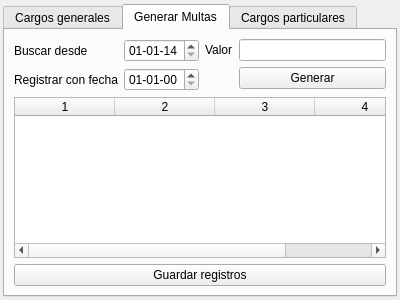
Before: the Qt Designer form billingwindow.ui in GonzaloHernandez/jpbilling, drawn with Qt 5.
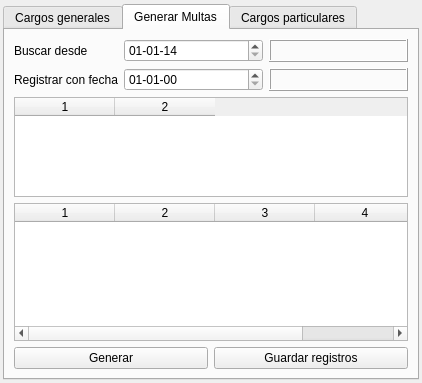
After: the same form once the commit is applied. The open tabs and pages were chosen to show the change.

Patch:
```diff
--- a/billingwindow.ui
+++ b/billingwindow.ui
@@ -6,8 +6,8 @@
    <rect>
     <x>0</x>
     <y>0</y>
-    <width>400</width>
-    <height>300</height>
+    <width>422</width>
+    <height>383</height>
    </rect>
   </property>
   <property name="windowTitle">
@@ -144,34 +144,27 @@
       </attribute>
       <layout class="QVBoxLayout" name="verticalLayout_4">
        <item>
-        <layout class="QHBoxLayout" name="horizontalLayout">
-         <item>
-          <layout class="QFormLayout" name="formLayout_3">
-           <property name="fieldGrowthPolicy">
-            <enum>QFormLayout::AllNonFixedFieldsGrow</enum>
+        <layout class="QFormLayout" name="formLayout_3">
+         <property name="fieldGrowthPolicy">
+          <enum>QFormLayout::AllNonFixedFieldsGrow</enum>
+         </property>
+         <item row="0" column="0">
+          <widget class="QLabel" name="label_since0">
+           <property name="text">
+            <string>Buscar desde</string>
            </property>
-           <item row="0" column="0">
-            <widget class="QLabel" name="label_since">
-             <property name="text">
-              <string>Buscar desde</string>
-             </property>
-            </widget>
-           </item>
-           <item row="1" column="0">
-            <widget class="QLabel" name="label_at">
-             <property name="text">
-              <string>Registrar con fecha</string>
-             </property>
-            </widget>
-           </item>
-           <item row="1" column="1">
-            <widget class="QDateEdit" name="dateedit_at">
-             <property name="displayFormat">
-              <string>dd-MM-yy</string>
-             </property>
-            </widget>
-           </item>
-           <item row="0" column="1">
+          </widget>
+         </item>
+         <item row="1" column="0">
+          <widget class="QLabel" name="label_at0">
+           <property name="text">
+            <string>Registrar con fecha</string>
+           </property>
+          </widget>
+         </item>
+         <item row="0" column="1">
+          <layout class="QHBoxLayout" name="horizontalLayout">
+           <item>
             <widget class="QDateEdit" name="dateedit_since">
              <property name="dateTime">
               <datetime>
@@ -188,24 +181,40 @@
              </property>
             </widget>
            </item>
+           <item>
+            <widget class="QLabel" name="label_since">
+             <property name="frameShape">
+              <enum>QFrame::Box</enum>
+             </property>
+             <property name="frameShadow">
+              <enum>QFrame::Raised</enum>
+             </property>
+             <property name="text">
+              <string/>
+             </property>
+            </widget>
+           </item>
           </layout>
          </item>
-         <item>
-          <layout class="QFormLayout" name="formLayout_4">
-           <item row="0" column="0">
-            <widget class="QLabel" name="label_penalty">
-             <property name="text">
-              <string>Valor</string>
+         <item row="1" column="1">
+          <layout class="QHBoxLayout" name="horizontalLayout_6">
+           <item>
+            <widget class="QDateEdit" name="dateedit_at">
+             <property name="displayFormat">
+              <string>dd-MM-yy</string>
              </property>
             </widget>
            </item>
-           <item row="0" column="1">
-            <widget class="QLineEdit" name="lineedit_penalty"/>
-           </item>
-           <item row="1" column="1">
-            <widget class="QPushButton" name="button_generate">
+           <item>
+            <widget class="QLabel" name="label_at">
+             <property name="frameShape">
+              <enum>QFrame::Box</enum>
+             </property>
+             <property name="frameShadow">
+              <enum>QFrame::Raised</enum>
+             </property>
              <property name="text">
-              <string>Generar</string>
+              <string/>
              </property>
             </widget>
            </item>
@@ -213,6 +222,30 @@
          </item>
         </layout>
        </item>
+       <item>
+        <widget class="QTableWidget" name="table_parms">
+         <property name="sizePolicy">
+          <sizepolicy hsizetype="Expanding" vsizetype="Fixed">
+           <horstretch>0</horstretch>
+           <verstretch>0</verstretch>
+          </sizepolicy>
+         </property>
+         <property name="maximumSize">
+          <size>
+           <width>16777215</width>
+           <height>100</height>
+          </size>
+         </property>
+         <property name="columnCount">
+          <number>2</number>
+         </property>
+         <attribute name="verticalHeaderVisible">
+          <bool>false</bool>
+         </attribute>
+         <column/>
+         <column/>
+        </widget>
+       </item>
        <item>
         <widget class="QTableWidget" name="table_penalties">
          <property name="columnCount">
@@ -225,11 +258,22 @@
         </widget>
        </item>
        <item>
-        <widget class="QPushButton" name="button_savepenalties">
-         <property name="text">
-          <string>Guardar registros</string>
-         </property>
-        </widget>
+        <layout class="QHBoxLayout" name="horizontalLayout_5">
+         <item>
+          <widget class="QPushButton" name="button_generate">
+           <property name="text">
+            <string>Generar</string>
+           </property>
+          </widget>
+         </item>
+         <item>
+          <widget class="QPushButton" name="button_savepenalties">
+           <property name="text">
+            <string>Guardar registros</string>
+           </property>
+          </widget>
+         </item>
+        </layout>
        </item>
       </layout>
      </widget>
```
